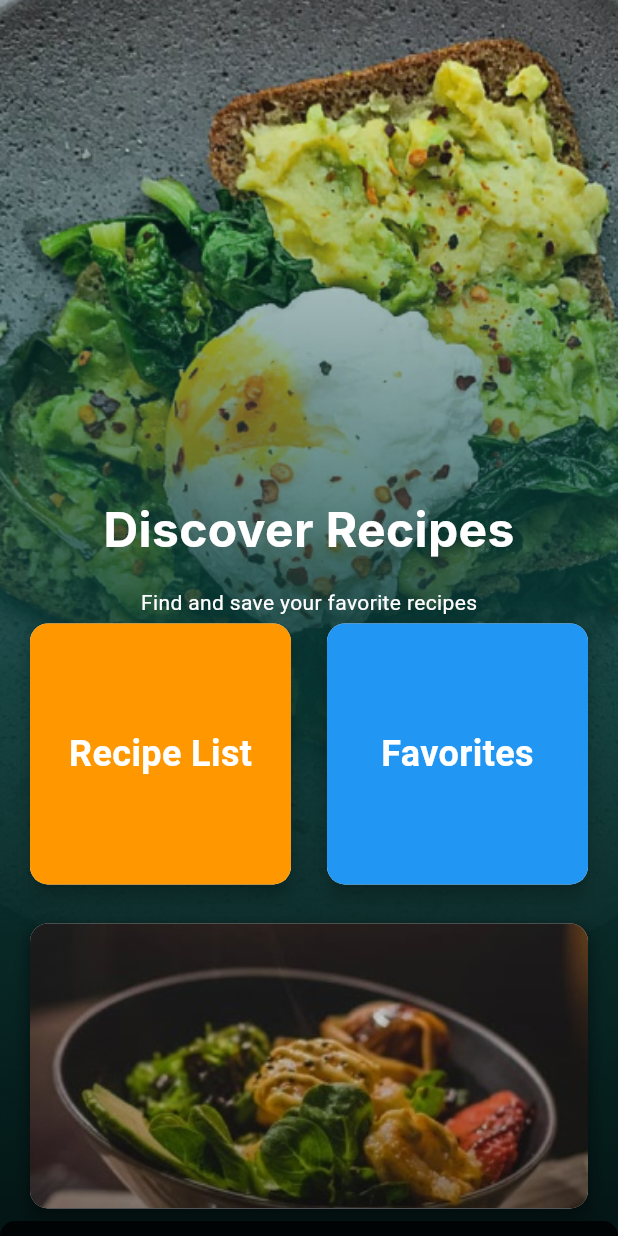
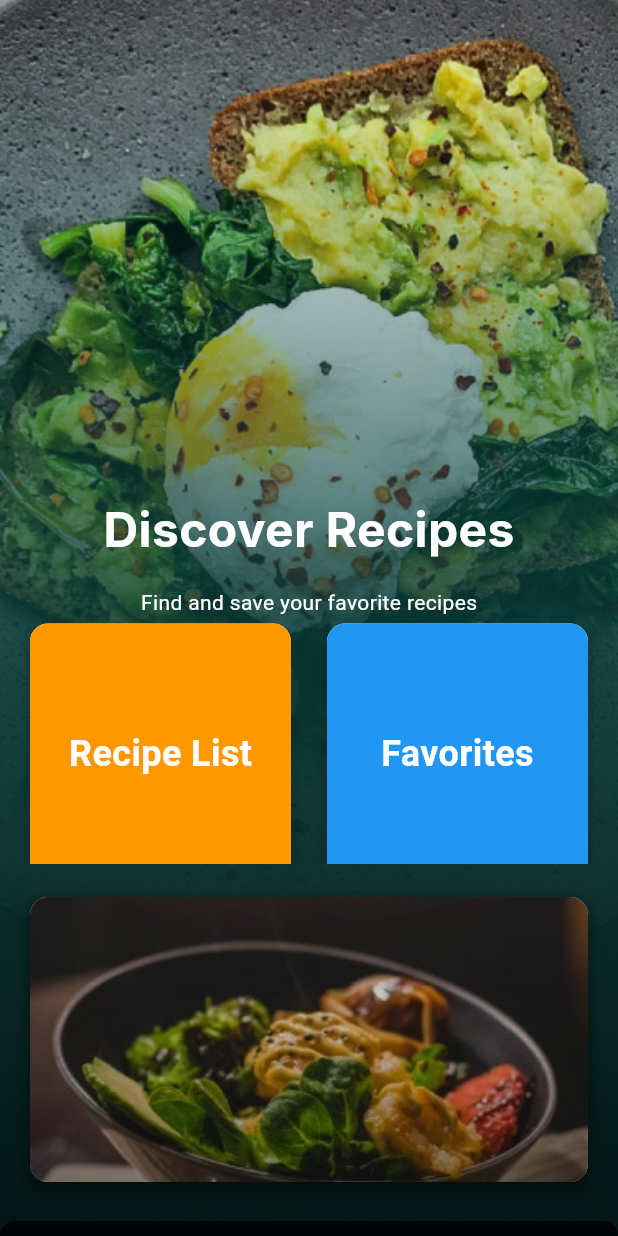
Before and after one commit to Vivekvs22/Recipe_app, a Flutter app: the screen it shows after launch, on a phone screen of 412 x 824 dp. Run offline on Flutter 3.47's test engine with Material 3 defaults, Android fonts, the phone set to English and light mode, and no system bars; our stand-ins replace cached_network_image, shared_preferences; Roboto replaces fonts that are missing (Inter).

Commit message:
Updated some bugs in the landing page

```diff
--- a/lib/pages/landing_page.dart
+++ b/lib/pages/landing_page.dart
@@ -8,6 +8,7 @@ class LandingPage extends StatelessWidget {
     return Scaffold(
       body: Stack(
         children: [
+          // Background image
           Container(
             width: MediaQuery.of(context).size.width,
             height: MediaQuery.of(context).size.height,
@@ -18,12 +19,13 @@ class LandingPage extends StatelessWidget {
               ),
             ),
           ),
+          // Foreground content
           Positioned(
             bottom: 0,
             child: Container(
               padding: EdgeInsets.only(left: 16, right: 16, bottom: 32),
               width: MediaQuery.of(context).size.width,
-              height: MediaQuery.of(context).size.height * 60 / 100,
+              height: MediaQuery.of(context).size.height * 0.6,
               decoration: BoxDecoration(
                 gradient: LinearGradient(
                   colors: [Colors.black.withOpacity(0.7), Colors.transparent],
@@ -32,10 +34,9 @@ class LandingPage extends StatelessWidget {
                 ),
               ),
               child: Column(
-                mainAxisAlignment: MainAxisAlignment.spaceBetween,
                 children: [
+                  // Title and subtitle
                   Column(
-                    mainAxisAlignment: MainAxisAlignment.start,
                     crossAxisAlignment: CrossAxisAlignment.center,
                     children: [
                       Padding(
@@ -52,20 +53,19 @@ class LandingPage extends StatelessWidget {
                       ),
                       Text(
                         'Find and save your favorite recipes',
-                        style: TextStyle(
-                          color: Colors.white,
-                        ),
+                        style: TextStyle(color: Colors.white),
                       ),
                     ],
                   ),
+                  // Expanded GridView to avoid overflow
                   Expanded(
                     child: Column(
                       children: [
-                        GridView.count(
+                        Expanded(
+                          child: GridView.count(
                             crossAxisCount: 2,
                             crossAxisSpacing: 16.0,
                             mainAxisSpacing: 16.0,
-                          shrinkWrap: true,
                             children: [
                               _buildCard(
                                 context,
@@ -95,6 +95,7 @@ class LandingPage extends StatelessWidget {
                               ),
                             ],
                           ),
+                        ),
                         SizedBox(height: 18.0),
                         _buildHorizontalCardWithImage(
                           context,
@@ -107,6 +108,7 @@ class LandingPage extends StatelessWidget {
               ),
             ),
           ),
+          // Bottom card
           Positioned(
             bottom: 0,
             left: 0,
```
Lines whose indentation alone changed are shown as unchanged.
